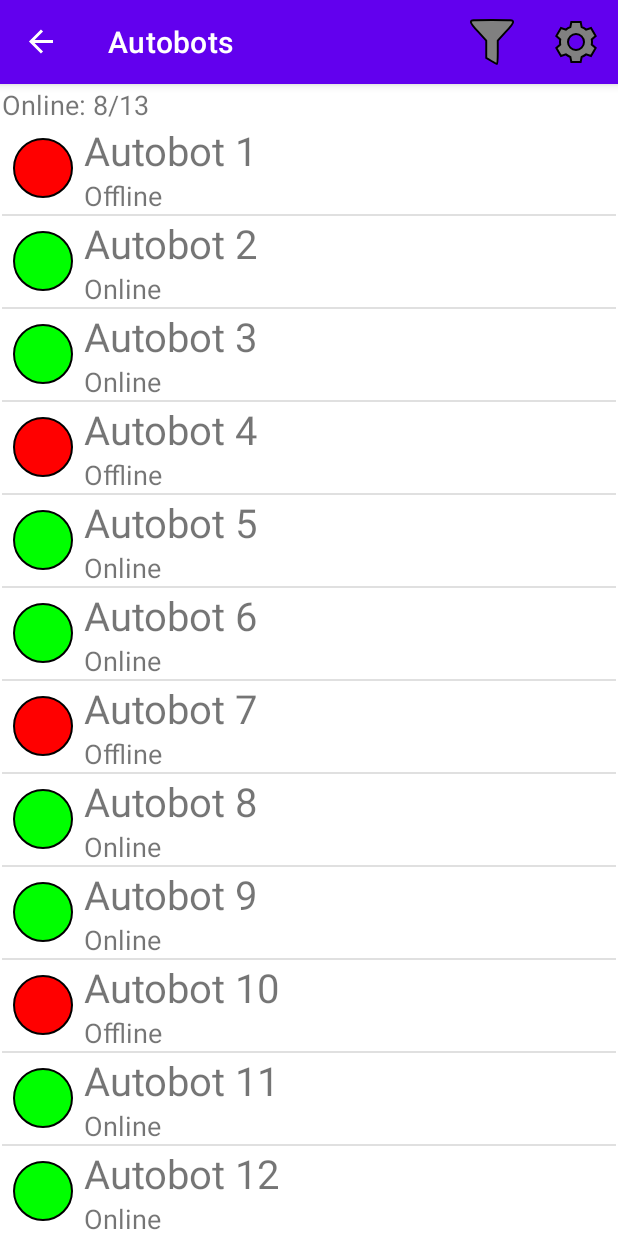
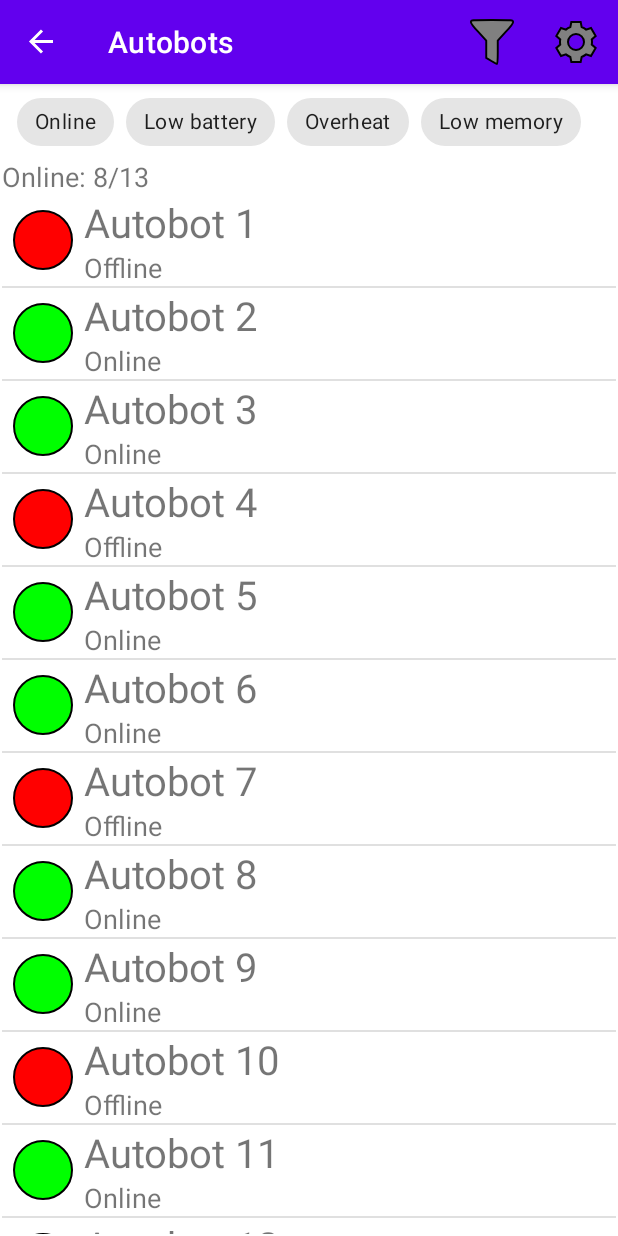
Before and after one commit to moevm/duckietown-android-app, an Android app: the screen it shows after launch (MainActivity), after a tap on "AUTOBOTS", on a phone screen of 412 x 824 dp. Run offline under Robolectric (Android 15) with nearby library versions, the phone set to English and light mode, and no system bars; our stand-ins replace navigation-ui.

Commit message:
Add chips for often used filters

```diff
--- a/duckietown_android/app/src/main/java/com/etu/duckietownandroid/DeviceListFragment.kt
+++ b/duckietown_android/app/src/main/java/com/etu/duckietownandroid/DeviceListFragment.kt
@@ -14,6 +14,7 @@ import androidx.navigation.fragment.findNavController
 import androidx.recyclerview.widget.DividerItemDecoration
 import androidx.recyclerview.widget.LinearLayoutManager
 import com.etu.duckietownandroid.databinding.FragmentListBinding
+import com.google.android.material.chip.Chip
 
 /**
  * A simple [Fragment] subclass as the second destination in the navigation.
@@ -21,20 +22,44 @@ import com.etu.duckietownandroid.databinding.FragmentListBinding
 class DeviceListFragment : Fragment() {
 
     private var _binding: FragmentListBinding? = null
-    private var data = MutableList<DeviceItem>(0){ DeviceItem(0, "name") }
-    private var itemListener = {position: Int -> adapterOnItemClick(position)}
+    private var data = MutableList<DeviceItem>(0) { DeviceItem(0, "name") }
+    private var itemListener = { position: Int -> adapterOnItemClick(position) }
 
     // This property is only valid between onCreateView and
     // onDestroyView.
     private val binding get() = _binding!!
 
+
+    private val tagFilters = mapOf(
+        "Online" to {
+            //TODO call filter
+            Log.d("FILTER", "Online filter called")
+        },
+        "Low battery" to {
+            //TODO call filter
+            Log.d("FILTER", "Low battery filter called")
+        },
+        "Overheat" to {
+            //TODO call filter
+            Log.d("FILTER", "Overheat filter called")
+        },
+        "Low memory" to {
+            //TODO call filter
+            Log.d("FILTER", "Low memory filter called")
+        }
+    )
+    private val autobotFilters = listOf("Online", "Low battery", "Overheat", "Low memory")
+    private val watchtowerFilters = listOf("Online")
+    private val cameraFilters = listOf("Online")
+
     override fun onCreate(savedInstanceState: Bundle?) {
         super.onCreate(savedInstanceState)
         setHasOptionsMenu(true)
     }
+
     override fun onCreateView(
-            inflater: LayoutInflater, container: ViewGroup?,
-            savedInstanceState: Bundle?
+        inflater: LayoutInflater, container: ViewGroup?,
+        savedInstanceState: Bundle?
     ): View? {
 
         val n = arguments?.getInt("number") ?: -1
@@ -51,30 +76,49 @@ class DeviceListFragment : Fragment() {
         setCurrentDevices(typeName)
         binding.deviceListHeader.text = getString(
             R.string.device_list_status,
-            data.count(){item -> item.is_online},
-            data.size)
+            data.count() { item -> item.is_online },
+            data.size
+        )
         val adapter = DeviceAdapter(data, itemListener)
         val recycleView = binding.deviceList
-        recycleView.layoutManager = LinearLayoutManager(activity, LinearLayoutManager.VERTICAL, false)
+        recycleView.layoutManager =
+            LinearLayoutManager(activity, LinearLayoutManager.VERTICAL, false)
         recycleView.addItemDecoration(DividerItemDecoration(activity, LinearLayoutManager.VERTICAL))
         recycleView.adapter = adapter
 
+        val filterList: List<String> =
+            when (typeName) {
+                "autobots" -> autobotFilters
+                "watchtowers" -> watchtowerFilters
+                "cameras" -> cameraFilters
+                else -> listOf()
+            }
+
+        filterList.forEach { name ->
+            val chip = Chip(context)
+            chip.text = name
+            chip.setOnClickListener {
+                tagFilters[name]?.let { it1 -> it1() }
+            }
+            binding.filterGroup.addView(chip)
+        }
+
     }
 
-    private fun setCurrentDevices(type_name: String){
-        data = when(type_name){
+    private fun setCurrentDevices(type_name: String) {
+        data = when (type_name) {
             "autobots" -> AppData.autobots
             "watchtowers" -> AppData.watchtowers
             "cameras" -> AppData.cameras
             else -> data
         }
-        itemListener = when(type_name){
-            "autobots" -> {position: Int -> adapterOnAutobotItemClick(position)}
-            "watchtowers" -> {position: Int -> adapterOnWatchtowerItemClick(position)}
-            "cameras" -> {position: Int -> adapterOnCameraItemClick(position)}
+        itemListener = when (type_name) {
+            "autobots" -> { position: Int -> adapterOnAutobotItemClick(position) }
+            "watchtowers" -> { position: Int -> adapterOnWatchtowerItemClick(position) }
+            "cameras" -> { position: Int -> adapterOnCameraItemClick(position) }
             else -> itemListener
         }
-        val titleName = when(type_name){
+        val titleName = when (type_name) {
             "autobots" -> getString(R.string.autobots_title)
             "watchtowers" -> getString(R.string.watchtowers_title)
             "cameras" -> getString(R.string.cameras_title)
@@ -95,12 +139,12 @@ class DeviceListFragment : Fragment() {
         }
     }
 
-    private fun adapterOnItemClick(position: Int){
+    private fun adapterOnItemClick(position: Int) {
         val item = data[position]
         Toast.makeText(activity, item.name, Toast.LENGTH_SHORT).show()
     }
 
-    private fun adapterOnAutobotItemClick(position: Int){
+    private fun adapterOnAutobotItemClick(position: Int) {
         val bundle = bundleOf("number" to position)
         safeNavigation(findNavController(), R.id.action_ListFragment_to_AutobotInfoFragment, bundle)
     }
--- a/duckietown_android/app/src/main/res/layout/fragment_list.xml
+++ b/duckietown_android/app/src/main/res/layout/fragment_list.xml
@@ -20,6 +20,12 @@
         app:layout_constraintStart_toStartOf="parent"
         app:layout_constraintTop_toTopOf="parent">
 
+        <com.google.android.material.chip.ChipGroup
+            android:id="@+id/filter_group"
+            android:layout_width="match_parent"
+            android:layout_height="wrap_content"
+            android:layout_marginStart="10dp" />
+
         <TextView
             android:id="@+id/deviceListHeader"
             android:layout_width="match_parent"
--- a/duckietown_android/app/src/main/res/values/strings.xml
+++ b/duckietown_android/app/src/main/res/values/strings.xml
@@ -41,6 +41,7 @@
     <string name="filter_option_min_device_temperature">Min device temperature, °C</string>
     <string name="filter_option_max_device_temperature">Max device temperature, °C</string>
     <string name="filter_option_min_memory_used">Min memory used by device, Gb</string>
+
     <!-- Bot info -->
     <string name="bot_status_title">Bot status</string>
     <string name="battery_title">Battery</string>
```
